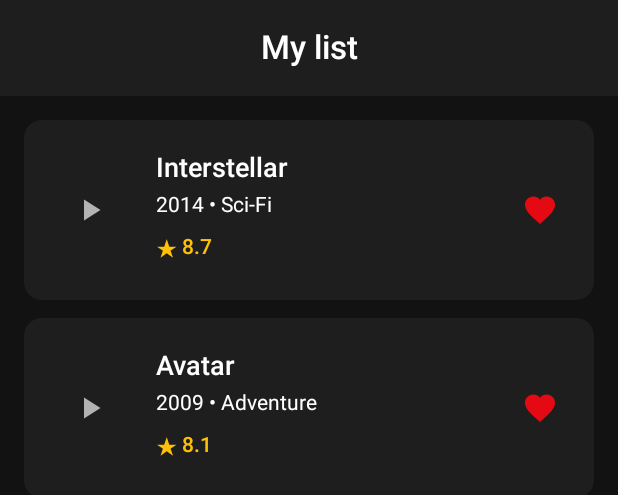
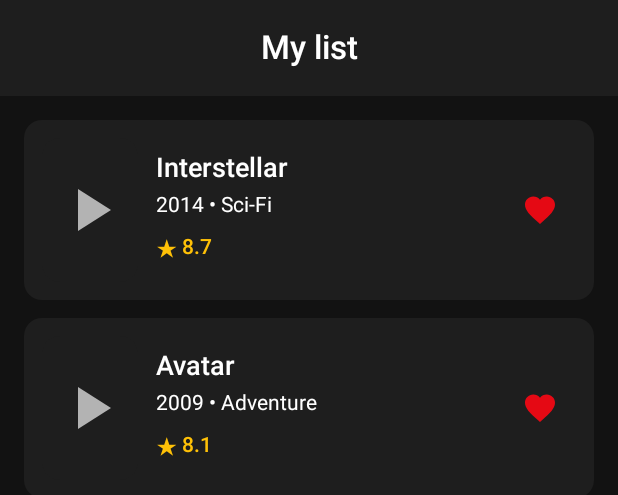
Before and after one commit to tokenovaai06/CineNest, an Android app built with Jetpack Compose: the @Preview function FavoritesScreenWithMoviesPreview, on a phone screen of 412 x 824 dp. Shown: the top 495 px of the screen. Run offline under Robolectric (Android 15) with nearby library versions, the phone set to English and light mode, and no system bars; pictures from the network do not load.

Commit message:
Use shared MoviePoster component instead of temporary PosterImage
Co-Authored-By: Claude Opus 5.5 <noreply@anthropic.com>

```diff
--- a/app/src/main/java/com/example/cinenest/ui/components/MovieCard.kt
+++ b/app/src/main/java/com/example/cinenest/ui/components/MovieCard.kt
@@ -46,7 +46,7 @@ fun MovieCard(
             verticalAlignment = Alignment.CenterVertically,
             horizontalArrangement = Arrangement.spacedBy(12.dp)
         ) {
-            PosterImage(
+            MoviePoster(
                 posterUrl = movie.posterUrl,
                 contentDescription = movie.title,
                 modifier = Modifier
--- a/app/src/main/java/com/example/cinenest/ui/components/PosterImage.kt
+++ /dev/null
@@ -1,44 +0,0 @@
-package com.example.cinenest.ui.components
-
-import androidx.compose.foundation.background
-import androidx.compose.foundation.layout.Box
-import androidx.compose.foundation.layout.fillMaxSize
-import androidx.compose.material.icons.Icons
-import androidx.compose.material.icons.filled.PlayArrow
-import androidx.compose.material3.Icon
-import androidx.compose.material3.MaterialTheme
-import androidx.compose.runtime.Composable
-import androidx.compose.ui.Alignment
-import androidx.compose.ui.Modifier
-import androidx.compose.ui.draw.clip
-import androidx.compose.ui.layout.ContentScale
-import coil3.compose.AsyncImage
-
-@Composable
-fun PosterImage(
-    posterUrl: String,
-    contentDescription: String,
-    modifier: Modifier = Modifier
-) {
-    Box(
-        modifier = modifier
-            .clip(MaterialTheme.shapes.medium)
-            .background(MaterialTheme.colorScheme.surfaceVariant),
-        contentAlignment = Alignment.Center
-    ) {
-        if (posterUrl.isBlank()) {
-            Icon(
-                imageVector = Icons.Filled.PlayArrow,
-                contentDescription = null,
-                tint = MaterialTheme.colorScheme.onSurfaceVariant
-            )
-        } else {
-            AsyncImage(
-                model = posterUrl,
-                contentDescription = contentDescription,
-                contentScale = ContentScale.Crop,
-                modifier = Modifier.fillMaxSize()
-            )
-        }
-    }
-}
--- a/app/src/main/java/com/example/cinenest/ui/screens/MovieDetailsScreen.kt
+++ b/app/src/main/java/com/example/cinenest/ui/screens/MovieDetailsScreen.kt
@@ -20,7 +20,7 @@ import androidx.compose.ui.Modifier
 import androidx.compose.ui.unit.dp
 import com.example.cinenest.model.Movie
 import com.example.cinenest.ui.components.CineNestTopBar
-import com.example.cinenest.ui.components.PosterImage
+import com.example.cinenest.ui.components.MoviePoster
 import com.example.cinenest.ui.components.RatingBadge
 
 @Composable
@@ -56,7 +56,7 @@ fun MovieDetailsScreen(
                 )
             } else {
                 Row(horizontalArrangement = Arrangement.spacedBy(16.dp)) {
-                    PosterImage(
+                    MoviePoster(
                         posterUrl = movie.posterUrl,
                         contentDescription = movie.title,
                         modifier = Modifier
```
